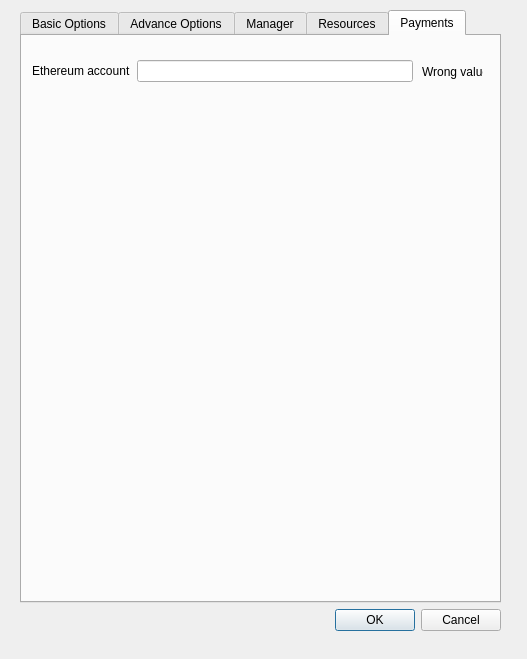
Qt form gnr/ui/ConfigurationDialog.ui (golemfactory/clay) before a commit.
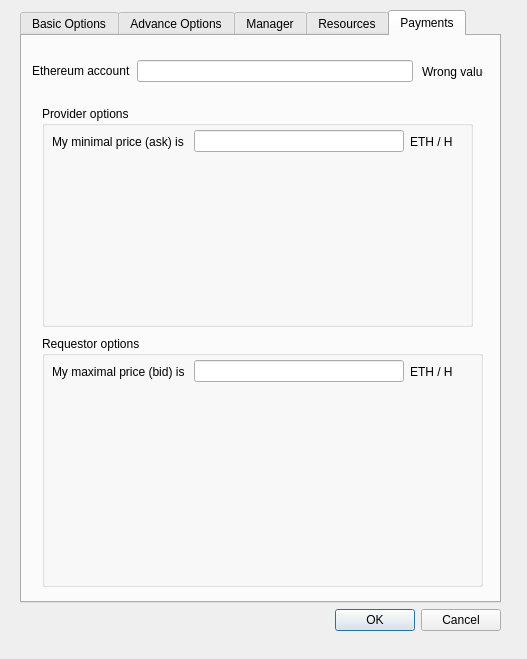
The same form after that commit. The open tabs and pages were chosen to show the change.

Commit message: max price and min price config / choose only tasks with max price high enough

What changed in the file:
```diff
--- a/gnr/ui/ConfigurationDialog.ui
+++ b/gnr/ui/ConfigurationDialog.ui
@@ -891,6 +891,90 @@
          <string>Wrong value</string>
         </property>
        </widget>
+       <widget class="QGroupBox" name="groupBox">
+        <property name="geometry">
+         <rect>
+          <x>20</x>
+          <y>70</y>
+          <width>431</width>
+          <height>221</height>
+         </rect>
+        </property>
+        <property name="title">
+         <string>Provider options</string>
+        </property>
+        <widget class="QWidget" name="horizontalLayoutWidget">
+         <property name="geometry">
+          <rect>
+           <x>10</x>
+           <y>20</y>
+           <width>401</width>
+           <height>31</height>
+          </rect>
+         </property>
+         <layout class="QHBoxLayout" name="horizontalLayout_7">
+          <item>
+           <widget class="QLabel" name="label_40">
+            <property name="text">
+             <string>My minimal price (ask) is </string>
+            </property>
+           </widget>
+          </item>
+          <item>
+           <widget class="QLineEdit" name="minPriceLineEdit"/>
+          </item>
+          <item>
+           <widget class="QLabel" name="label_41">
+            <property name="text">
+             <string>ETH / H</string>
+            </property>
+           </widget>
+          </item>
+         </layout>
+        </widget>
+       </widget>
+       <widget class="QGroupBox" name="groupBox_2">
+        <property name="geometry">
+         <rect>
+          <x>20</x>
+          <y>300</y>
+          <width>441</width>
+          <height>251</height>
+         </rect>
+        </property>
+        <property name="title">
+         <string>Requestor options</string>
+        </property>
+        <widget class="QWidget" name="horizontalLayoutWidget_2">
+         <property name="geometry">
+          <rect>
+           <x>10</x>
+           <y>20</y>
+           <width>401</width>
+           <height>31</height>
+          </rect>
+         </property>
+         <layout class="QHBoxLayout" name="horizontalLayout_10">
+          <item>
+           <widget class="QLabel" name="label_42">
+            <property name="text">
+             <string>My maximal price (bid) is </string>
+            </property>
+           </widget>
+          </item>
+          <item>
+           <widget class="QLineEdit" name="maxPriceLineEdit"/>
+          </item>
+          <item>
+           <widget class="QLabel" name="label_43">
+            <property name="text">
+             <string>ETH / H</string>
+            </property>
+           </widget>
+          </item>
+         </layout>
+        </widget>
+       </widget>
       </widget>
      </widget>
     </item>
```
The commit also changes 11 other files.
